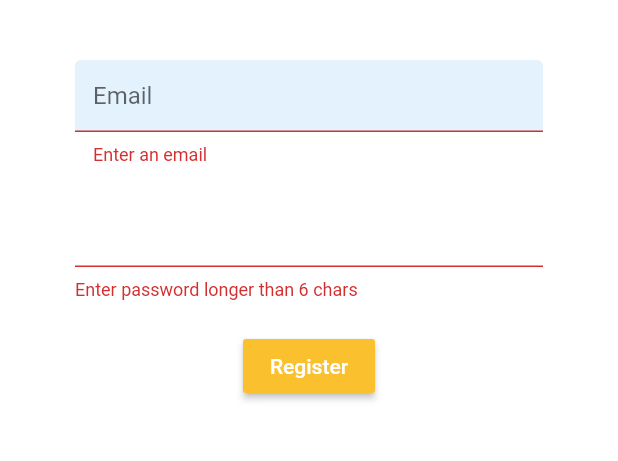
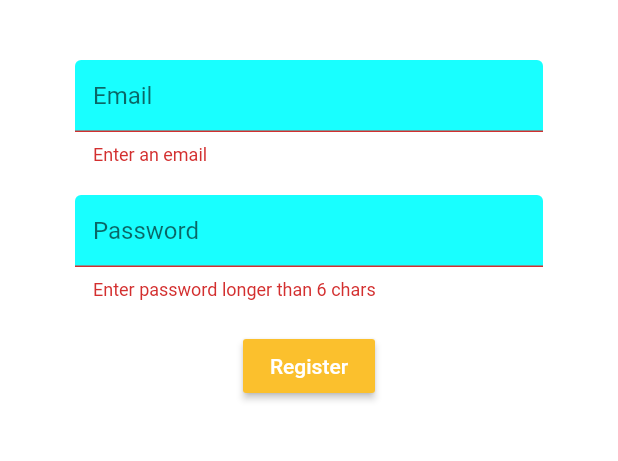
Before and after one commit to maiduydung/People, a Flutter app: the Register screen opened directly, after a tap on "Register", on a phone screen of 412 x 824 dp, the part 84-545 px from its top. Run offline on Flutter 3.47's test engine with Material 2 defaults, Android fonts, the phone set to English and light mode, and no system bars; our stand-ins replace cloud_firestore, firebase_auth; accounts and stored records are empty.

```diff
--- a/lib/screens/authenticate/register.dart
+++ b/lib/screens/authenticate/register.dart
@@ -1,5 +1,6 @@
 import 'package:flutter/material.dart';
 import 'package:last_attempt/services/auth.dart';
+import 'package:last_attempt/shared/constants.dart';
 
 class Register extends StatefulWidget {
   final Function toggleView;
@@ -43,16 +44,7 @@ class _RegisterState extends State<Register> {
                 height: 20.0,
               ),
               TextFormField(
-                decoration: InputDecoration(
-                  hintText: 'Email',
-                  fillColor: Colors.blue[050],
-                  filled: true,
-                  enabledBorder: OutlineInputBorder(
-                    borderSide: BorderSide(color: Colors.white),
-                  ),
-                  focusedBorder: OutlineInputBorder(
-                      borderSide: BorderSide(color: Colors.white)),
-                ),
+                decoration: textInputDecoration.copyWith(hintText: 'Email'),
 
                 //if email is empty, return err string, else valid string
                 validator: (val) => val.isEmpty ? "Enter an email" : null,
@@ -66,6 +58,7 @@ class _RegisterState extends State<Register> {
                 height: 20.0,
               ),
               TextFormField(
+                decoration: textInputDecoration.copyWith(hintText: 'Password'),
                 validator: (val) => val.length < 6
                     ? "Enter password longer than 6 chars"
                     : null,
--- a/lib/screens/authenticate/sign_in.dart
+++ b/lib/screens/authenticate/sign_in.dart
@@ -1,5 +1,6 @@
 import 'package:flutter/material.dart';
 import 'package:last_attempt/services/auth.dart';
+import 'package:last_attempt/shared/constants.dart';
 
 class SignIn extends StatefulWidget {
   final Function toggleView;
@@ -44,6 +45,7 @@ class _SignInState extends State<SignIn> {
                 height: 20.0,
               ),
               TextFormField(
+                decoration: textInputDecoration.copyWith(hintText: 'Email'),
                 validator: (val) => val.isEmpty ? "Enter an email" : null,
                 onChanged: (val) {
                   setState(() {
@@ -55,6 +57,7 @@ class _SignInState extends State<SignIn> {
                 height: 20.0,
               ),
               TextFormField(
+                decoration: textInputDecoration.copyWith(hintText: 'Password'),
                 validator: (val) => val.length < 6
                     ? "Enter password longer than 6 chars"
                     : null,
--- /dev/null
+++ b/lib/services/database.dart
@@ -0,0 +1,7 @@
+import 'package:cloud_firestore/cloud_firestore.dart';
+
+class DatabaseService {
+  // reference to user collection
+  final CollectionReference userCollection =
+      Firestore.instance.collection('users');
+}
```
